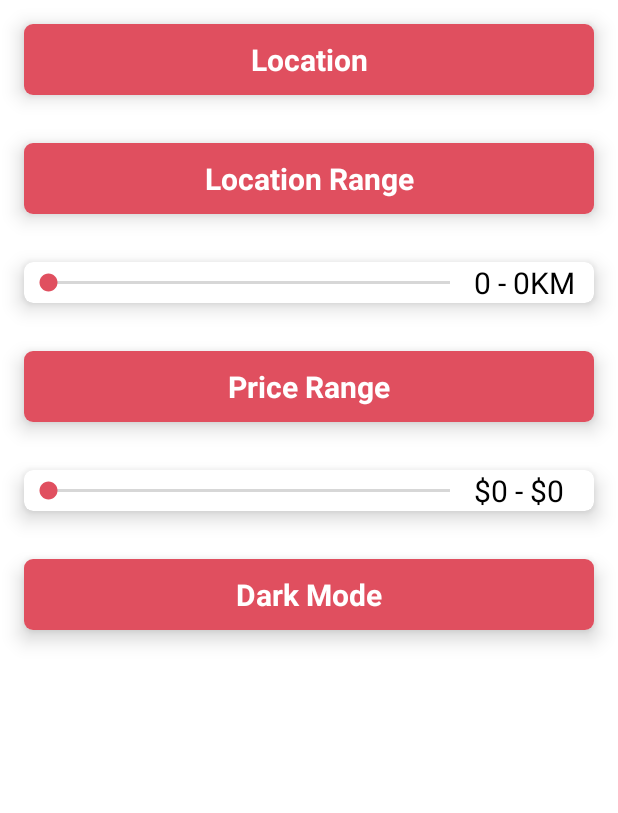
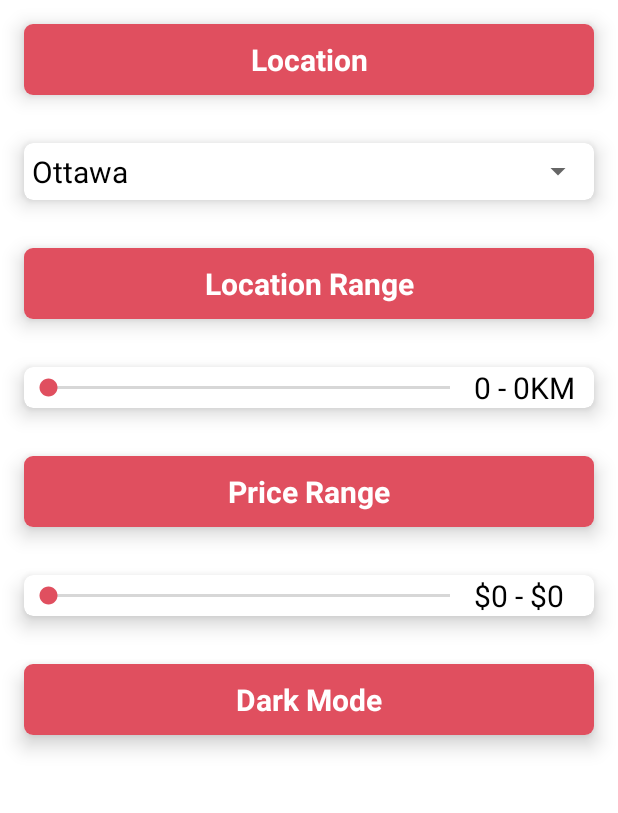
Before and after one commit to JakeJazokas/Sturents, an Android app: the MySettingsActivity screen opened directly, with no data from a screen before it, on a phone screen of 412 x 824 dp, the part 84-897 px from its top. Run offline under Robolectric (Android 15) with nearby library versions, the phone set to English and light mode, and no system bars.

Commit message:
Added location selection dropdown

```diff
--- a/Sturents/app/src/main/java/com/rentalcentral/sturents/activities/MySettingsActivity.java
+++ b/Sturents/app/src/main/java/com/rentalcentral/sturents/activities/MySettingsActivity.java
@@ -3,8 +3,10 @@ package com.rentalcentral.sturents.activities;
 import android.content.SharedPreferences;
 import android.os.Bundle;
 import android.view.View;
+import android.widget.ArrayAdapter;
 import android.widget.ImageButton;
 import android.widget.SeekBar;
+import android.widget.Spinner;
 import android.widget.TextView;
 
 import androidx.appcompat.app.ActionBar;
@@ -18,6 +20,7 @@ public class MySettingsActivity extends AppCompatActivity {
 
     TextView locationRangeText, priceRangeText;
     SeekBar locationRangeSeek, priceRangeSeek;
+    Spinner citySpinner;
 
     @Override
     protected void onCreate(Bundle savedInstanceState) { {
@@ -34,11 +37,13 @@ public class MySettingsActivity extends AppCompatActivity {
         locationRangeText = findViewById(R.id.textViewLocationRange);
         priceRangeSeek = findViewById(R.id.seekBarPriceRange);
         priceRangeText = findViewById(R.id.textViewPriceRange);
+        citySpinner = findViewById(R.id.citySpinner);
 
         //Load the shared prefs file in order to get saved values
         SharedPreferences prefs = getDefaultSharedPreferences(getApplicationContext());
 
         //Call the methods to initialize listeners
+        placeSelectionDropdown();
         locationRangeSeekBar(prefs);
         priceRangeSeekBar(prefs);
 
@@ -51,6 +56,13 @@ public class MySettingsActivity extends AppCompatActivity {
             }
         });
     }}
+
+    private void placeSelectionDropdown(){
+        //Create the adapter and use the android default layouts for the spinner drop down
+        ArrayAdapter<CharSequence> adapter = ArrayAdapter.createFromResource(this, R.array.cities_array, R.layout.location_spinner_item);
+        adapter.setDropDownViewResource(android.R.layout.simple_spinner_dropdown_item);
+        citySpinner.setAdapter(adapter);
+    }
 
     private void locationRangeSeekBar(final SharedPreferences preferences){
         //Set the max value
--- /dev/null
+++ b/Sturents/app/src/main/res/layout/location_spinner_item.xml
@@ -0,0 +1,11 @@
+<?xml version="1.0" encoding="utf-8"?>
+
+<TextView
+    xmlns:android="http://schemas.android.com/apk/res/android"
+    android:layout_width="match_parent"
+    android:layout_height="wrap_content"
+    android:textSize="20sp"
+    android:gravity="left"
+    android:textColor="#000000"
+    android:padding="5dip"
+    />
--- a/Sturents/app/src/main/res/layout/sturents_settings_layout.xml
+++ b/Sturents/app/src/main/res/layout/sturents_settings_layout.xml
@@ -31,6 +31,20 @@
                 android:paddingTop="10dp"
                 android:paddingBottom="10dp"
                 android:text="Location"/>
+
+        </androidx.cardview.widget.CardView>
+
+        <androidx.cardview.widget.CardView
+            app:cardElevation="8dp"
+            app:cardCornerRadius="6dp"
+            android:layout_margin="16dp"
+            android:layout_width="match_parent"
+            android:layout_height="wrap_content">
+
+            <Spinner
+                android:id="@+id/citySpinner"
+                android:layout_width="match_parent"
+                android:layout_height="wrap_content"/>
 
         </androidx.cardview.widget.CardView>
 
--- /dev/null
+++ b/Sturents/app/src/main/res/values/arrays.xml
@@ -0,0 +1,8 @@
+<?xml version="1.0" encoding="utf-8"?>
+<resources>
+    <string-array name="cities_array">
+        <item>Ottawa</item>
+        <item>Montreal</item>
+        <item>Toronto</item>
+    </string-array>
+</resources>
```
Also changed, not shown: 107 other files.
